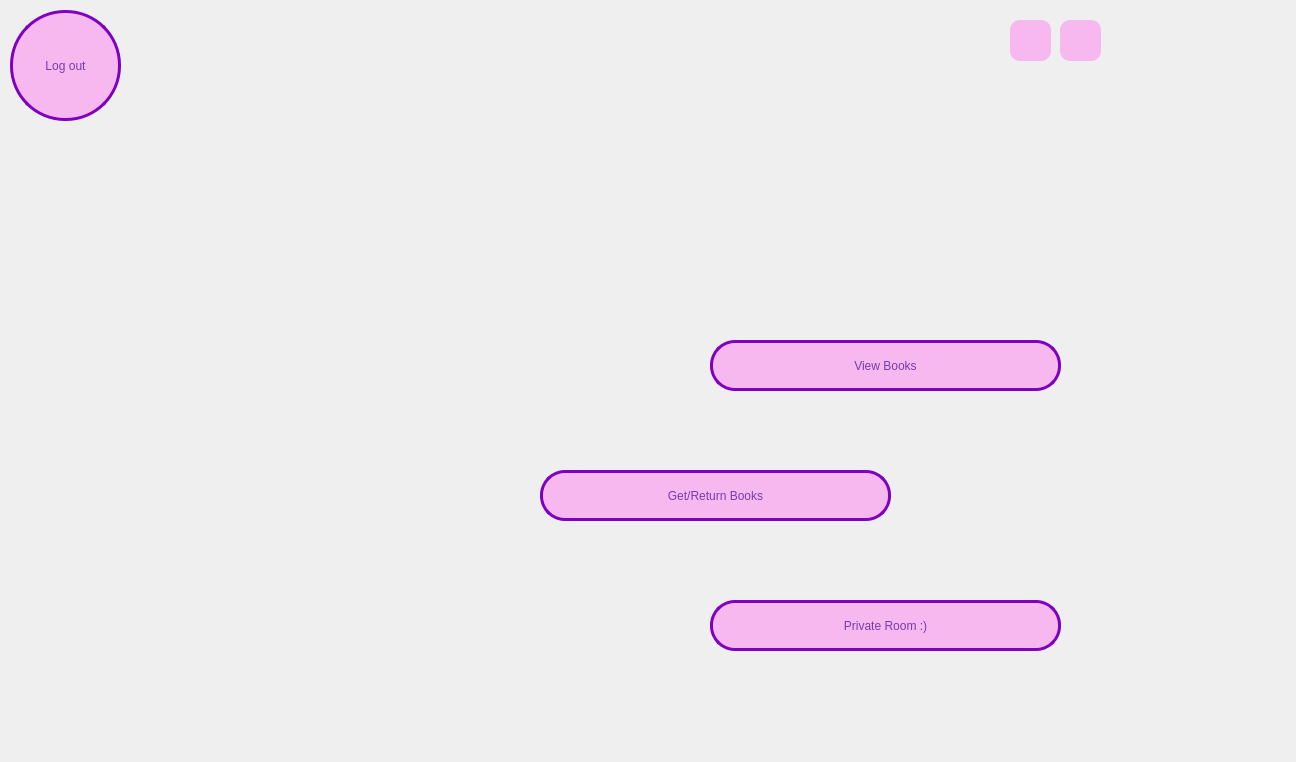
Qt form userdashboard.ui (audrina-ebrahimi/Library) before a commit.
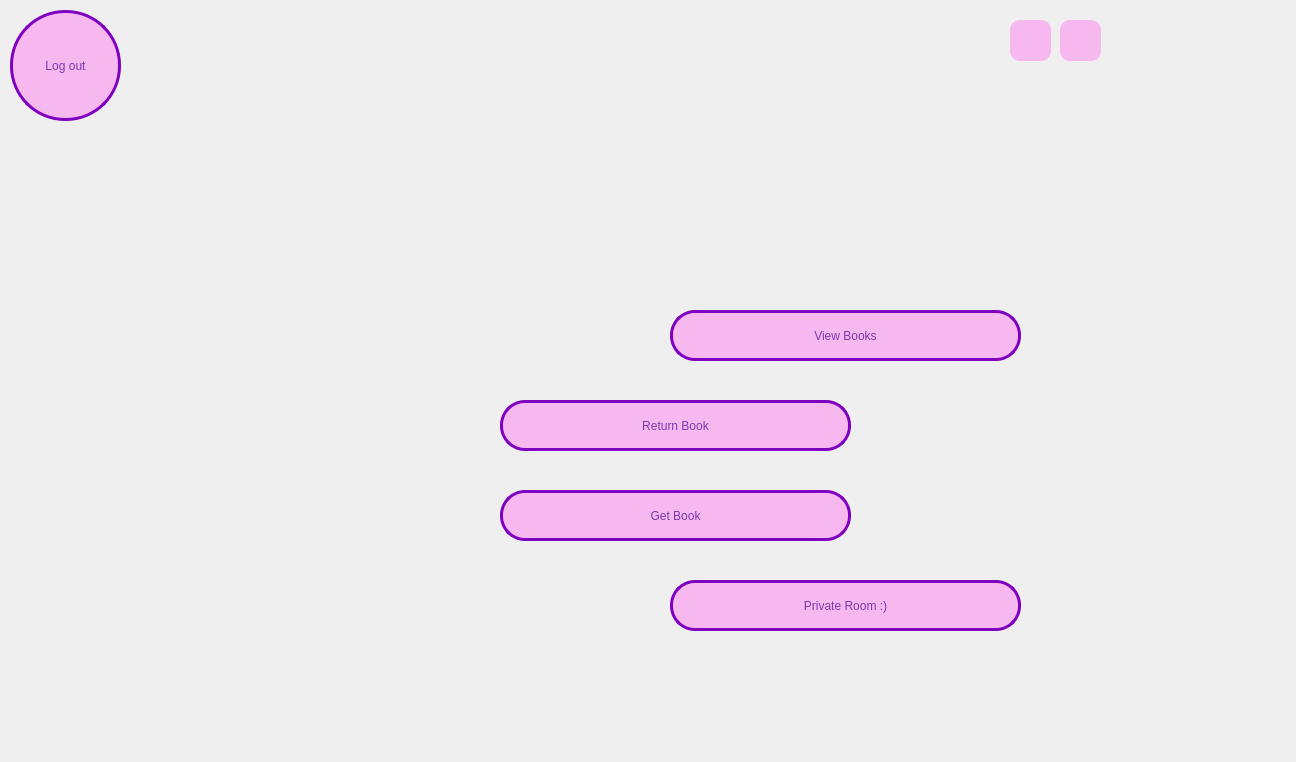
The same form after that commit. Icons and pictures are not drawn.

Patch:
```diff
--- a/userdashboard.ui
+++ b/userdashboard.ui
@@ -54,8 +54,8 @@
    <widget class="QPushButton" name="listButton">
     <property name="geometry">
      <rect>
-      <x>710</x>
-      <y>340</y>
+      <x>670</x>
+      <y>310</y>
       <width>351</width>
       <height>51</height>
      </rect>
@@ -74,8 +74,8 @@
    <widget class="QPushButton" name="bookButton">
     <property name="geometry">
      <rect>
-      <x>540</x>
-      <y>470</y>
+      <x>500</x>
+      <y>490</y>
       <width>351</width>
       <height>51</height>
      </rect>
@@ -87,7 +87,7 @@
      <string notr="true">border: 3px solid rgb(127, 0, 191);</string>
     </property>
     <property name="text">
-     <string>Get/Return Books</string>
+     <string>Get Book</string>
     </property>
    </widget>
    <widget class="QPushButton" name="closeButton">
@@ -177,8 +177,8 @@
    <widget class="QPushButton" name="pushButton">
     <property name="geometry">
      <rect>
-      <x>710</x>
-      <y>600</y>
+      <x>670</x>
+      <y>580</y>
       <width>351</width>
       <height>51</height>
      </rect>
@@ -193,6 +193,25 @@
      <string>Private Room :)</string>
     </property>
    </widget>
+   <widget class="QPushButton" name="returnButton">
+    <property name="geometry">
+     <rect>
+      <x>500</x>
+      <y>400</y>
+      <width>351</width>
+      <height>51</height>
+     </rect>
+    </property>
+    <property name="cursor">
+     <cursorShape>PointingHandCursor</cursorShape>
+    </property>
+    <property name="styleSheet">
+     <string notr="true">border: 3px solid rgb(127, 0, 191);</string>
+    </property>
+    <property name="text">
+     <string>Return Book</string>
+    </property>
+   </widget>
   </widget>
  </widget>
  <resources>
```
Left out of the diff: 2 changed lines with no effect on the pictures.
